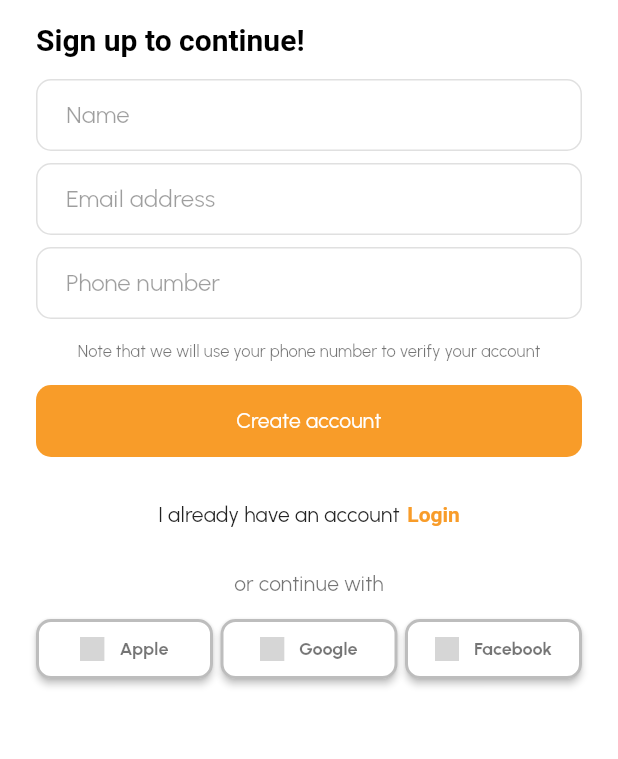
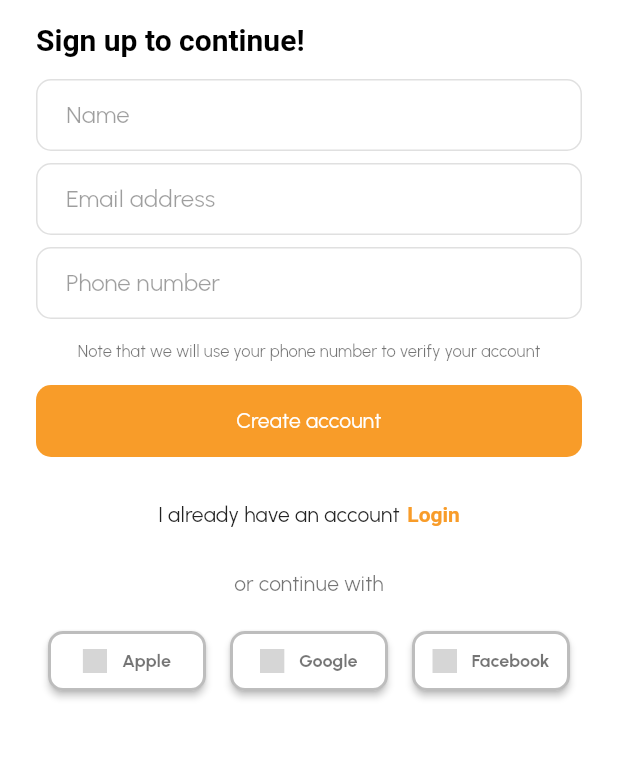
Before and after one commit to omardavinci10/foody, a Flutter app: the RegistrationScreen screen opened by its route, on a phone screen of 412 x 824 dp, the part 68-827 px from its top. Run offline on Flutter 3.47's test engine with Material 2 defaults, Android fonts, the phone set to English and light mode, and no system bars; drawn by our look-alikes of modal_progress_hud_nsn; our stand-ins replace auth_buttons, font_awesome_flutter, google_fonts, rflutter_alert; Roboto replaces fonts that are missing (Urbanist-Bold); grey boxes are pictures that could not be loaded.

Commit message:
Update login_buttons.dart

```diff
--- a/lib/components/login_buttons.dart
+++ b/lib/components/login_buttons.dart
@@ -11,7 +11,9 @@ class LoginButtons extends StatelessWidget {
   Widget build(BuildContext context) {
     List<Widget> mySocials = [];
     mySocials.add(
-      Flexible(
+      Expanded(
+        child: Padding(
+          padding: const EdgeInsets.all(8.0),
           child: AppleAuthButton(
             text: 'Apple',
             style: kAuthButtonStyle,
@@ -19,14 +21,12 @@ class LoginButtons extends StatelessWidget {
             darkMode: false,
           ),
         ),
-    );
-    mySocials.add(
-      SizedBox(
-        width: 5.0,
       ),
     );
     mySocials.add(
-      Flexible(
+      Expanded(
+        child: Padding(
+          padding: const EdgeInsets.all(8.0),
           child: GoogleAuthButton(
             text: 'Google',
             style: kAuthButtonStyle,
@@ -34,14 +34,12 @@ class LoginButtons extends StatelessWidget {
             darkMode: false,
           ),
         ),
-    );
-    mySocials.add(
-      SizedBox(
-        width: 5.0,
       ),
     );
     mySocials.add(
-      Flexible(
+      Expanded(
+        child: Padding(
+          padding: const EdgeInsets.all(8.0),
           child: FacebookAuthButton(
             text: 'Facebook',
             style: kAuthButtonStyle,
@@ -49,10 +47,10 @@ class LoginButtons extends StatelessWidget {
             darkMode: false,
           ),
         ),
+      ),
     );
     return Row(
       children: mySocials,
-      mainAxisAlignment: MainAxisAlignment.spaceBetween,
     );
   }
 }
```
Lines whose indentation alone changed are shown as unchanged.
